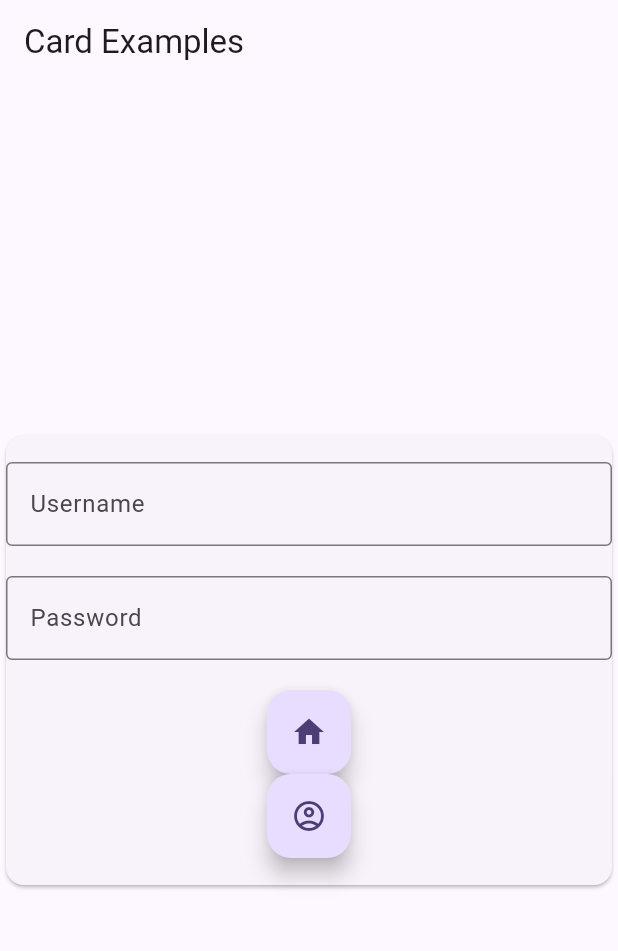
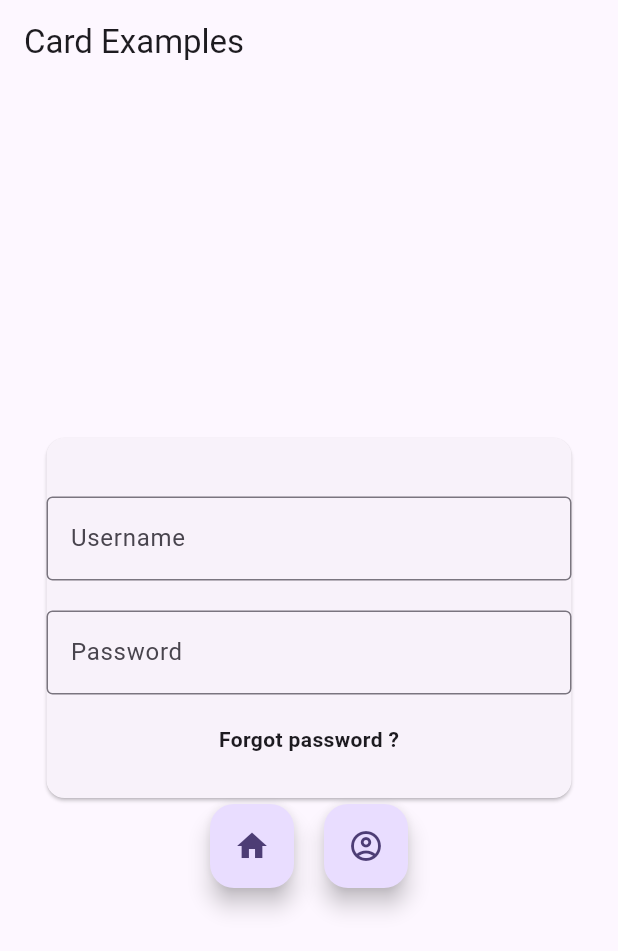
Before and after one commit to Turbotard/flutterproject, a Flutter app: the screen it shows after launch, after a tap on the "account circle" icon, on a phone screen of 412 x 824 dp. Shown: the top 951 px of the screen. Run offline on Flutter 3.47's test engine with Material 2 defaults, Android fonts, the phone set to English and light mode, and no system bars; missing offline and left inert: mongo_dart.

Commit message:
routes added and button with icon (#5)

```diff
--- a/lib/connexion/login.dart
+++ b/lib/connexion/login.dart
@@ -16,6 +16,7 @@ class Login extends StatelessWidget {
           children: <Widget>[
             Spacer(),
             ElevatedCardExample(),
+            Buttons(),
             Spacer(),
           ],
         ),
@@ -36,11 +37,14 @@ class ElevatedCardExample extends StatelessWidget {
     return Center(
       child: Card(
         child: SizedBox(
-          width: 500,
-          height: 300,
+          width: 350,
+          height: 240,
           child: Center(
             child:
               Column(mainAxisAlignment: MainAxisAlignment.center, children: [
+              SizedBox(
+                height: 10,
+              ),
               TextField(
                 decoration: InputDecoration(
                   border: OutlineInputBorder(),
@@ -57,23 +61,38 @@ class ElevatedCardExample extends StatelessWidget {
                   labelText: 'Password',
                 ),
               ),
+              SizedBox(height: 20,),
+              GestureDetector(
+                onTap: () {
+                  Navigator.push(
+                    context,
+                    MaterialPageRoute(builder: (context) => SignUp()),
+                  );
+                },
+                child: Text(
+                  "Forgot password ?",
+                  style: TextStyle(
+                    fontWeight: FontWeight.bold,
+                  ),
+                  ),
+              ),
+            ]),
+          ),
+        ),
+      ),
+    );
+  }
+}
 
-              SizedBox(
-                height: 20,
-              ),
-              // FloatingActionButton(
-              //   onPressed: () {
-              //     Navigator.push(
-              //       context,
-              //       MaterialPageRoute(builder: (context) => MyHomePage(title: 'Forgot password ?',)),
-              //     );
-              //   },
-              //   tooltip: 'Accueil',
-              // ),
-              // Text(
-              //   "Forgot password ?",
-              // )
+class Buttons extends StatelessWidget {
+  Buttons({Key? key}) : super(key: key);
 
+  @override
+  Widget build(BuildContext context) {
+    return Center(
+      child: Row(
+        mainAxisAlignment: MainAxisAlignment.center,
+        children: [
           FloatingActionButton(
             onPressed: () {
               Navigator.push(
@@ -82,8 +101,9 @@ class ElevatedCardExample extends StatelessWidget {
               );
             },
             tooltip: 'Se connecter',
-                child: Icon(home),
+            child: Icon(Icons.home), // Utilisation de l'icône prédéfinie
           ),
+          SizedBox(width: 20), // Espacement entre les boutons
           FloatingActionButton(
             onPressed: () {
               Navigator.push(
@@ -92,11 +112,9 @@ class ElevatedCardExample extends StatelessWidget {
               );
             },
             tooltip: 'Créer un compte',
-                child: Icon(account_circle_outlined),
+            child: Icon(Icons.account_circle_outlined), // Utilisation de l'icône prédéfinie
           ),
-            ]),
-          ),
-        ),
+        ],
       ),
     );
   }
--- a/lib/connexion/signup.dart
+++ b/lib/connexion/signup.dart
@@ -16,6 +16,7 @@ class SignUp extends StatelessWidget {
           children: <Widget>[
             Spacer(),
             ElevatedCardExample(),
+            Buttons(),
             Spacer(),
           ],
         ),
@@ -29,8 +30,6 @@ class ElevatedCardExample extends StatelessWidget {
 
   @override
   Widget build(BuildContext context) {
-    const IconData home = IconData(0xe318, fontFamily: 'MaterialIcons');
-    const IconData accountCircleSharp = IconData(0xe743, fontFamily: 'MaterialIcons');
     return Center(
       child: Card(
         child: SizedBox(
@@ -54,21 +53,26 @@ class ElevatedCardExample extends StatelessWidget {
                     labelText: 'Password',
                   ),
                 ),
+              ]
+            ),
+          ),
+        ),
+      ),
+    );
+  }
+}
 
-                SizedBox(height: 20,),
-                // FloatingActionButton(
-                //   onPressed: () {
-                //     Navigator.push(
-                //       context,
-                //       MaterialPageRoute(builder: (context) => MyHomePage(title: 'Forgot password ?',)),
-                //     );
-                //   },
-                //   tooltip: 'Accueil',
-                // ),
-                // Text(
-                //   "Forgot password ?",
-                // )
+class Buttons extends StatelessWidget {
+  Buttons({Key? key}) : super(key: key);
 
+  @override
+  Widget build(BuildContext context) {
+    const IconData home = IconData(0xe318, fontFamily: 'MaterialIcons');
+    const IconData accountCircleSharp = IconData(0xe743, fontFamily: 'MaterialIcons');
+    return Center(
+      child: Row(
+        mainAxisAlignment: MainAxisAlignment.center,
+        children: [
           FloatingActionButton(
             onPressed: () {
               Navigator.push(
@@ -79,6 +83,7 @@ class ElevatedCardExample extends StatelessWidget {
             tooltip: 'Se connecter',
             child: Icon(home),
           ),
+          SizedBox(width: 20),
           FloatingActionButton(
             onPressed: () {
               Navigator.push(
@@ -89,10 +94,7 @@ class ElevatedCardExample extends StatelessWidget {
             tooltip: 'Se connecter',
             child: Icon(accountCircleSharp),
           ),
-              ]
-            ),
-          ),
-        ),
+        ],
       ),
     );
   }
--- a/lib/main.dart
+++ b/lib/main.dart
@@ -11,28 +11,11 @@
 
 class MyApp extends StatelessWidget {
   const MyApp({super.key});
-
-  // This widget is the root of your application.
   @override
   Widget build(BuildContext context) {
     return MaterialApp(
       title: 'Flutter Demo',
       theme: ThemeData(
-        // This is the theme of your application.
-        //
-        // TRY THIS: Try running your application with "flutter run". You'll see
-        // the application has a blue toolbar. Then, without quitting the app,
-        // try changing the seedColor in the colorScheme below to Colors.green
-        // and then invoke "hot reload" (save your changes or press the "hot
-        // reload" button in a Flutter-supported IDE, or press "r" if you used
-        // the command line to start the app).
-        //
-        // Notice that the counter didn't reset back to zero; the application
-        // state is not lost during the reload. To reset the state, use hot
-        // restart instead.
-        //
-        // This works for code too, not just values: Most code changes can be
-        // tested with just a hot reload.
         colorScheme: ColorScheme.fromSeed(seedColor: Colors.deepPurple),
         useMaterial3: true,
       ),
@@ -44,15 +27,6 @@
 class MyHomePage extends StatefulWidget {
   const MyHomePage({super.key, required this.title});
 
-  // This widget is the home page of your application. It is stateful, meaning
-  // that it has a State object (defined below) that contains fields that affect
-  // how it looks.
-
-  // This class is the configuration for the state. It holds the values (in this
-  // case the title) provided by the parent (in this case the App widget) and
-  // used by the build method of the State. Fields in a Widget subclass are
-  // always marked "final".
-
   final String title;
 
   @override
@@ -60,69 +34,13 @@
 }
 
 class _MyHomePageState extends State<MyHomePage> {
-  int _counter = 0;
-
-  void _incrementCounter() {
-    setState(() {
-      // This call to setState tells the Flutter framework that something has
-      // changed in this State, which causes it to rerun the build method below
-      // so that the display can reflect the updated values. If we changed
-      // _counter without calling setState(), then the build method would not be
-      // called again, and so nothing would appear to happen.
-      _counter++;
-    });
-  }
 
   @override
   Widget build(BuildContext context) {
-
   const IconData accountCircleSharp = IconData(0xe743, fontFamily: 'MaterialIcons');
   const IconData account_circle_outlined = IconData(0xee35, fontFamily: 'MaterialIcons');
-    // This method is rerun every time setState is called, for instance as done
-    // by the _incrementCounter method above.
-    //
-    // The Flutter framework has been optimized to make rerunning build methods
-    // fast, so that you can just rebuild anything that needs updating rather
-    // than having to individually change instances of widgets.
+
     return Scaffold(
-      appBar: AppBar(
-        // TRY THIS: Try changing the color here to a specific color (to
-        // Colors.amber, perhaps?) and trigger a hot reload to see the AppBar
-        // change color while the other colors stay the same.
-        backgroundColor: Theme.of(context).colorScheme.inversePrimary,
-        // Here we take the value from the MyHomePage object that was created by
-        // the App.build method, and use it to set our appbar title.
-        title: Text(widget.title),
-      ),
-      body: Center(
-        // Center is a layout widget. It takes a single child and positions it
-        // in the middle of the parent.
-        child: Column(
-          // Column is also a layout widget. It takes a list of children and
-          // arranges them vertically. By default, it sizes itself to fit its
-          // children horizontally, and tries to be as tall as its parent.
-          //
-          // Column has various properties to control how it sizes itself and
-          // how it positions its children. Here we use mainAxisAlignment to
-          // center the children vertically; the main axis here is the vertical
-          // axis because Columns are vertical (the cross axis would be
-          // horizontal).
-          //
-          // TRY THIS: Invoke "debug painting" (choose the "Toggle Debug Paint"
-          // action in the IDE, or press "p" in the console), to see the
-          // wireframe for each widget.
-          mainAxisAlignment: MainAxisAlignment.center,
-          children: <Widget>[
-            const Text(
-              'You have pushed the button this many times:',
-            ),
-            Text(
-              '$_counter',
-              style: Theme.of(context).textTheme.headlineMedium,
-            ),
-          ],
-        ),
-      ),
       floatingActionButton: Row(
         mainAxisAlignment: MainAxisAlignment.end,
         children: [
@@ -147,12 +65,6 @@
             tooltip: 'Créer un compte',
             child: Icon(account_circle_outlined),
           ),
-          SizedBox(width: 16),
-          FloatingActionButton(
-            onPressed: _incrementCounter,
-            tooltip: 'Increment',
-            child: const Icon(Icons.add),
-          ),
         ],
       ),
     );
```
Lines whose indentation alone changed are shown as unchanged.
